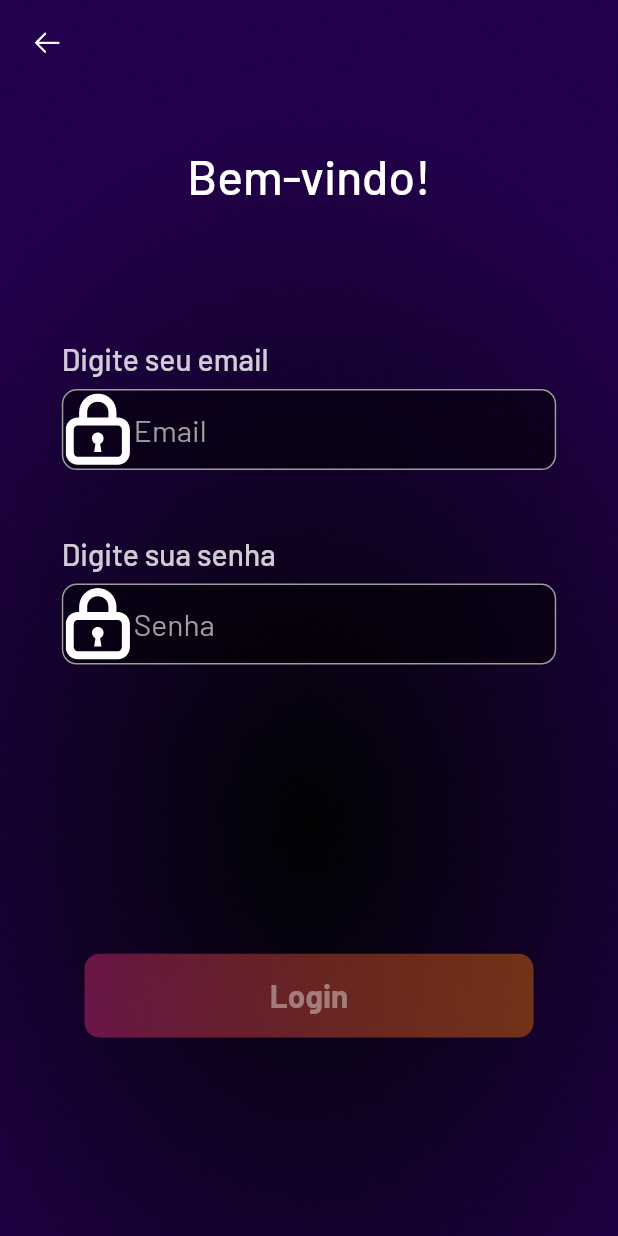
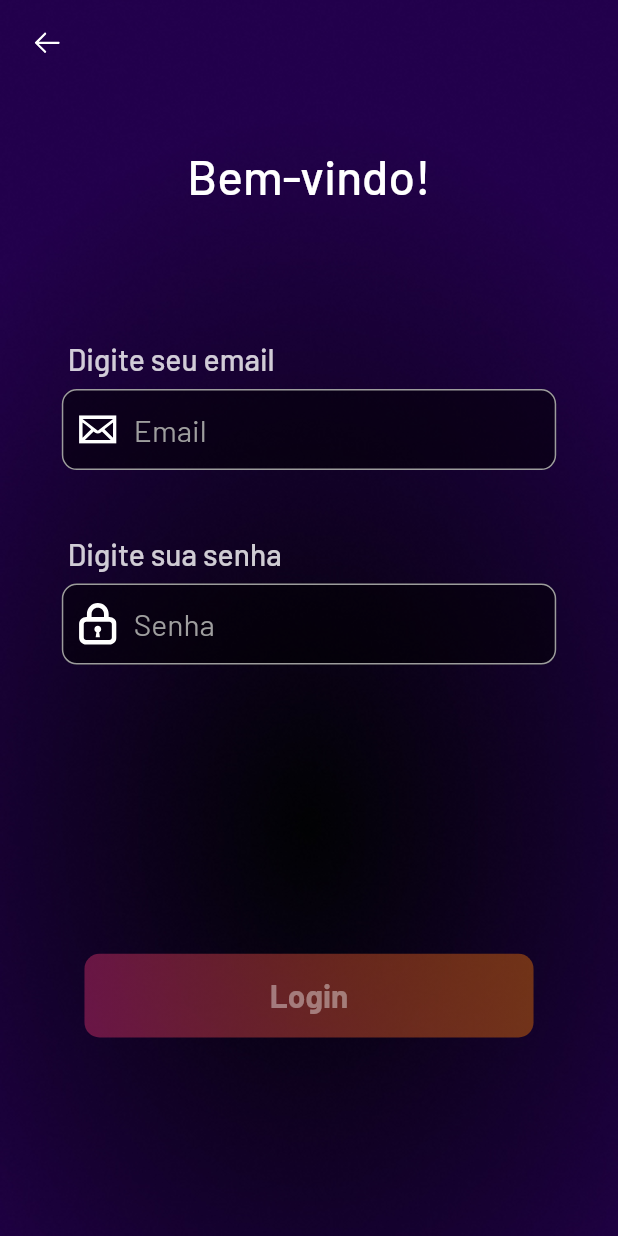
Before and after one commit to lucasclaros/mepaga_ai, a Flutter app: the LoginView screen opened directly, on a phone screen of 412 x 824 dp. Run offline on Flutter 3.47's test engine with Material 2 defaults, Android fonts, the phone set to English and light mode, and no system bars; drawn by our look-alikes of auto_size_text; our stand-ins replace bloc, dio, email_validator, flutter_bloc, flutter_svg, focus_detector_v2 and 5 more; missing offline and left inert: responsive_styles.

Commit message:
Refactored the text field according with figma

```diff
--- a/lib/presentation/common/mpg_textfield.dart
+++ b/lib/presentation/common/mpg_textfield.dart
@@ -1,3 +1,5 @@
+// ignore_for_file: deprecated_member_use
+
 import 'package:flutter/material.dart';
 import 'package:flutter_svg/flutter_svg.dart';
 import 'package:google_fonts/google_fonts.dart';
@@ -45,14 +47,28 @@ class MPGTextField extends StatefulWidget {
 class _MPGTextFieldState extends State<MPGTextField> {
   bool _hidePassword = true;
 
+  String getPrefixIcon() {
+    if (widget.isPassword) {
+      return _hidePassword
+          ? MPGAssetsPaths.of(context).passwordIconLocked
+          : MPGAssetsPaths.of(context).passwordIconUnlocked;
+    } else {
+      return MPGAssetsPaths.of(context).emailIcon;
+    }
+  }
+
   @override
   Widget build(BuildContext context) {
+    final _isFieldEmpty = widget.controller?.text.isEmpty ?? false;
     return Column(
       crossAxisAlignment: CrossAxisAlignment.start,
       children: [
-        Padding(
+        Visibility(
+          visible: widget.labelText != null,
+          child: Padding(
             padding: const EdgeInsets.only(
               bottom: 8,
+              left: 4,
             ),
             child: Text(
               widget.labelText ?? '',
@@ -63,18 +79,13 @@ class _MPGTextFieldState extends State<MPGTextField> {
               ),
             ),
           ),
+        ),
         SizedBox(
           width: widget.width,
           height: widget.height,
           child: TextFormField(
             scrollPadding: const EdgeInsets.only(bottom: 50),
-            textAlign: ResponsiveLayout.isDesktop(context)
-                ? TextAlign.center
-                : TextAlign.start,
-            cursorColor: ResponsiveLayout.isDesktop(context)
-                ? Colors.black38
-                : Colors.grey,
-            cursorWidth: 1,
+            cursorColor: Colors.white,
             onChanged: (text) => {
               setState(() {
                 if (widget.onChanged != null) {
@@ -94,38 +105,39 @@ class _MPGTextFieldState extends State<MPGTextField> {
             decoration: InputDecoration(
               filled: true,
               fillColor: Colors.black.withOpacity(0.5),
-              prefixIcon: SvgPicture.asset(
+              prefixIcon: IconButton(
+                splashRadius: 0.01,
+                icon: SvgPicture.asset(
+                  getPrefixIcon(),
+                  color:
+                      widget.errorText == null ? null : const Color(0xffd30000),
+                ),
+                onPressed: null,
+                color:
+                    widget.errorText == null ? null : const Color(0xffd30000),
+              ),
+              suffixIcon: widget.isPassword && !_isFieldEmpty
+                  ? IconButton(
+                      splashRadius: 0.01,
+                      icon: SvgPicture.asset(
                         _hidePassword
-                    ? MPGAssetsPaths.of(context).passwordIconLocked
-                    : MPGAssetsPaths.of(context).passwordIconUnlocked,
-              ),
-              suffixIcon: widget.isPassword && widget.controller?.text != ''
-                  ? Padding(
-                      padding: const EdgeInsets.only(right: 16),
-                      child: IconButton(
-                        splashRadius: 0.01,
-                        icon: _hidePassword
-                            ? SvgPicture.asset(
-                                MPGAssetsPaths.of(context)
-                                    .passwordEyeNotVisible,
-                              )
-                            : SvgPicture.asset(
-                                MPGAssetsPaths.of(context).passwordEyeVisible,
+                            ? MPGAssetsPaths.of(context).passwordEyeNotVisible
+                            : MPGAssetsPaths.of(context).passwordEyeVisible,
+                        color: widget.errorText == null
+                            ? null
+                            : const Color(0xffd30000),
                       ),
                       onPressed: () {
                         setState(() {
                           _hidePassword = !_hidePassword;
                         });
                       },
-                        color:
-                            widget.errorText == null ? Colors.grey : Colors.red,
-                      ),
                     )
                   : null,
               errorText: widget.errorText,
               errorBorder: OutlineInputBorder(
                 borderSide: const BorderSide(
-                  color: Colors.red,
+                  color: Color(0xffd30000),
                 ),
                 borderRadius: BorderRadius.circular(10),
               ),
@@ -155,7 +167,7 @@ class _MPGTextFieldState extends State<MPGTextField> {
               ),
               focusedErrorBorder: OutlineInputBorder(
                 borderSide: const BorderSide(
-                  color: Colors.red,
+                  color: Color(0xffd30000),
                 ),
                 borderRadius: BorderRadius.circular(10),
               ),
```
Also changed, not shown: assets/email_icon.svg, assets/pass_unlocked.svg, 1 other file. Lines whose indentation alone changed are shown as unchanged.
